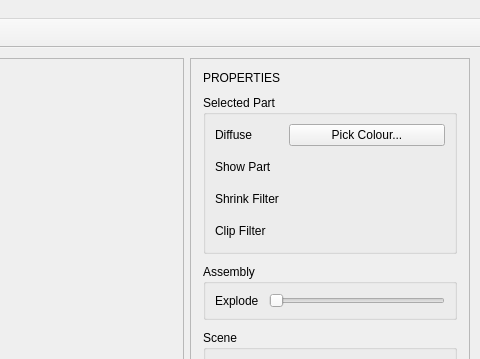
Qt form mainwindow.ui (2025-GROUP-1/2025_GROUP_1) before a commit; both pictures show x 840 to 1320 and y 0 to 359 of the 1320 by 800 pixel window.
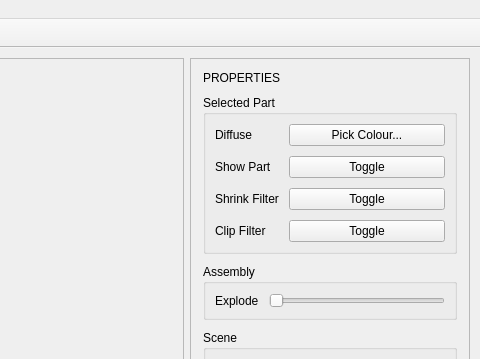
The same form after that commit. Icons and pictures are not drawn. Custom widgets are drawn as their Qt base class.

Commit message: Fix VR locomotion, add snap turn, floor clamp, GUI buttons, drag-drop

What changed in the file:
```diff
--- a/mainwindow.ui
+++ b/mainwindow.ui
@@ -220,15 +220,12 @@
             </widget>
            </item>
            <item row="1" column="1">
-            <widget class="QCheckBox" name="checkShowPart">
-             <property name="cursor">
-              <cursorShape>PointingHandCursor</cursorShape>
-             </property>
-             <property name="styleSheet">
-              <string notr="true">QCheckBox::indicator { width: 44px; height: 22px; border-radius: 11px; }</string>
-             </property>
+            <widget class="QPushButton" name="buttonToggleVisible">
              <property name="text">
-              <string/>
+              <string>Toggle</string>
+             </property>
+             <property name="checkable">
+              <bool>true</bool>
              </property>
             </widget>
            </item>
@@ -240,15 +237,12 @@
             </widget>
            </item>
            <item row="2" column="1">
-            <widget class="QCheckBox" name="toggleShrink">
-             <property name="cursor">
-              <cursorShape>PointingHandCursor</cursorShape>
-             </property>
-             <property name="styleSheet">
-              <string notr="true">QCheckBox::indicator { width: 44px; height: 22px; border-radius: 11px; }</string>
-             </property>
+            <widget class="QPushButton" name="buttonToggleShrink">
              <property name="text">
-              <string/>
+              <string>Toggle</string>
+             </property>
+             <property name="checkable">
+              <bool>true</bool>
              </property>
             </widget>
            </item>
@@ -260,15 +254,12 @@
             </widget>
            </item>
            <item row="3" column="1">
-            <widget class="QCheckBox" name="toggleClip">
-             <property name="cursor">
-              <cursorShape>PointingHandCursor</cursorShape>
-             </property>
-             <property name="styleSheet">
-              <string notr="true">QCheckBox::indicator { width: 44px; height: 22px; border-radius: 11px; }</string>
-             </property>
+            <widget class="QPushButton" name="buttonToggleClip">
              <property name="text">
-              <string/>
+              <string>Toggle</string>
+             </property>
+             <property name="checkable">
+              <bool>true</bool>
              </property>
             </widget>
            </item>
```
The commit also changes 3 other files.
